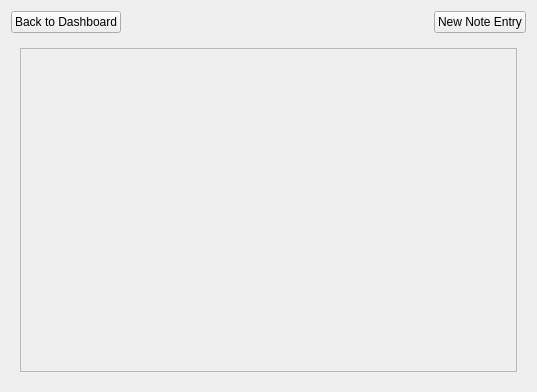
Qt form notes/notesmanager.ui (keshavbhatt/mylocker) before a commit.
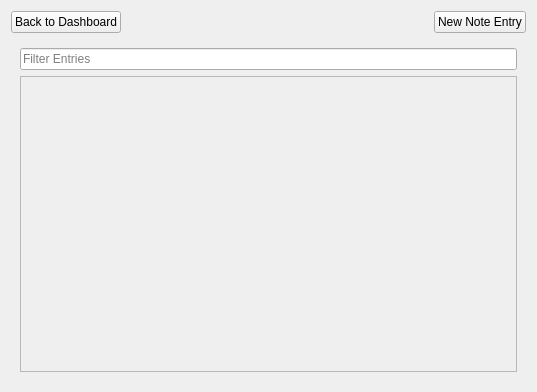
The same form after that commit.

Commit message: feat(Notes): scaffold NotesManager class

Patch:
```diff
--- a/notes/notesmanager.ui
+++ b/notes/notesmanager.ui
@@ -52,6 +52,16 @@
      </property>
      <widget class="QWidget" name="notesPage">
       <layout class="QVBoxLayout" name="verticalLayout_3">
+       <item>
+        <widget class="QLineEdit" name="filterEntriesInput">
+         <property name="placeholderText">
+          <string>Filter Entries</string>
+         </property>
+         <property name="clearButtonEnabled">
+          <bool>true</bool>
+         </property>
+        </widget>
+       </item>
        <item>
         <widget class="QScrollArea" name="scrollArea">
          <property name="widgetResizable">
@@ -63,7 +73,7 @@
             <x>0</x>
             <y>0</y>
             <width>499</width>
-            <height>320</height>
+            <height>288</height>
            </rect>
           </property>
           <layout class="QVBoxLayout" name="verticalLayout_2"/>
```
The commit also changes 2 other files.
